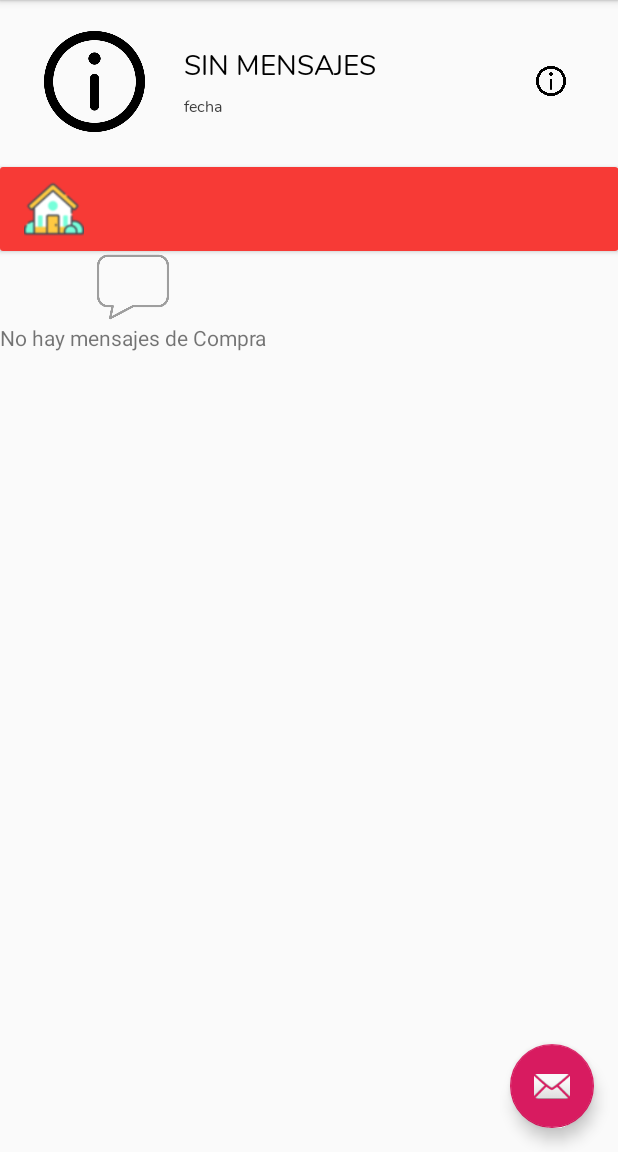
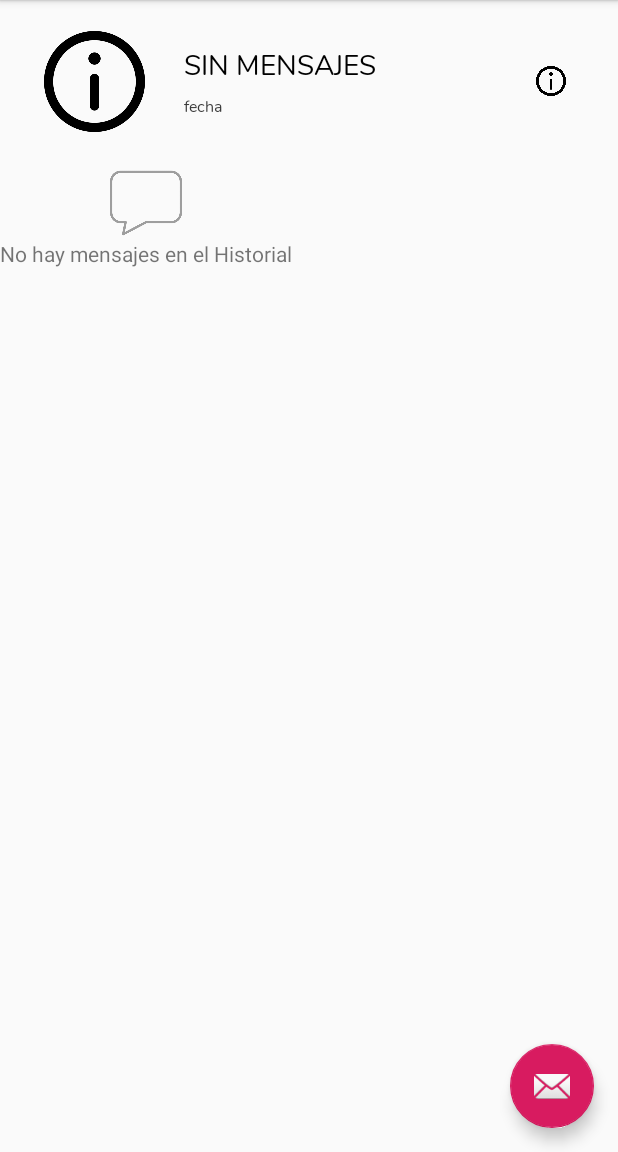
Before and after one commit to bouchef/TuBolsilloApp, an Android app: the fragment FragmentHistorialMensajes placed in its activity, on a phone screen of 412 x 824 dp, the part 84-1236 px from its top. Run offline under Robolectric (Android 15) with nearby library versions, the phone set to English and light mode, and no system bars; our stand-ins replace ButterKnife; libraries missing offline, so code that uses them is left out: dmax.dialog; pictures from the network do not load; 4 statements that could not run were skipped.

Commit message:
V2.1 - fragment historialmensajes

```diff
--- a/app/src/main/java/com/example/bouchef/tubolsillo/FragmentBotoneraInicioPCD.java
+++ b/app/src/main/java/com/example/bouchef/tubolsillo/FragmentBotoneraInicioPCD.java
@@ -107,7 +107,7 @@ public class FragmentBotoneraInicioPCD extends Fragment {
                                                 cargarUltimoMensaje(response.body());
                                             } else {
                                                 if (response.code() != 404) {
-                                                    Alerts.newToastLarge(getContext(), "ERR");
+                                                    Alerts.newToastLarge(view.getContext(), "ERR");
                                                 } else {
                                                     cargarUltimoMensaje(null);
                                                 }
@@ -116,13 +116,13 @@ public class FragmentBotoneraInicioPCD extends Fragment {
 
                                         @Override
                                         public void onFailure(Call<MensajeViewModelResponse> call, Throwable t) {
-                                            Alerts.newToastLarge(getContext(), "ErrErr");
+                                            Alerts.newToastLarge(view.getContext(), "ErrErr");
                                         }
                                     });
 
                                 }else{
                                     if (response.code() != 404) {
-                                        Alerts.newToastLarge(getContext(), "ERR");
+                                        Alerts.newToastLarge(view.getContext(), "ERR");
                                     }
                                     else
                                     {
@@ -134,18 +134,18 @@ public class FragmentBotoneraInicioPCD extends Fragment {
 
                             @Override
                             public void onFailure(Call<CompraViewModelResponse> call, Throwable t) {
-                                Alerts.newToastLarge(getContext(), "Err");
+                                Alerts.newToastLarge(view.getContext(), "Err");
 
                             }
                         });
                     }else{
-                        Alerts.newToastLarge(getContext(), "ERR");
+                        Alerts.newToastLarge(view.getContext(), "ERR");
                     }
                 }
 
                 @Override
                 public void onFailure(Call<UsuarioViewModelResponse> call, Throwable t) {
-                    Alerts.newToastLarge(getContext(), "ErrErr");
+                    Alerts.newToastLarge(view.getContext(), "ErrErr");
                 }
             });
 
@@ -202,7 +202,7 @@ public class FragmentBotoneraInicioPCD extends Fragment {
                                 applicationGlobal.setCompra(response.body());
                             }else{
                                 if (response.code() != 404) {
-                                    Alerts.newToastLarge(getContext(), "ERR");
+                                    Alerts.newToastLarge(view.getContext(), "ERR");
                                 }
                                 else
                                 {
@@ -214,7 +214,7 @@ public class FragmentBotoneraInicioPCD extends Fragment {
 
                         @Override
                         public void onFailure(Call<CompraViewModelResponse> call, Throwable t) {
-                            Alerts.newToastLarge(getContext(), "Err");
+                            Alerts.newToastLarge(view.getContext(), "Err");
 
                         }
                     });
--- a/app/src/main/java/com/example/bouchef/tubolsillo/FragmentHistorialMensajes.java
+++ b/app/src/main/java/com/example/bouchef/tubolsillo/FragmentHistorialMensajes.java
@@ -1,14 +1,55 @@
 package com.example.bouchef.tubolsillo;
 
+import android.app.AlertDialog;
+import android.content.Context;
+import android.os.AsyncTask;
 import android.os.Bundle;
 import android.view.LayoutInflater;
 import android.view.View;
 import android.view.ViewGroup;
+import android.widget.LinearLayout;
 
 import androidx.fragment.app.Fragment;
+import androidx.fragment.app.FragmentActivity;
+import androidx.recyclerview.widget.DefaultItemAnimator;
+import androidx.recyclerview.widget.DividerItemDecoration;
+import androidx.recyclerview.widget.LinearLayoutManager;
+import androidx.recyclerview.widget.RecyclerView;
+
+import com.example.bouchef.tubolsillo.api.APIService;
+import com.example.bouchef.tubolsillo.api.Api;
+import com.example.bouchef.tubolsillo.api.model.MensajeViewModelPOST;
+import com.example.bouchef.tubolsillo.api.model.MensajeViewModelResponse;
+import com.example.bouchef.tubolsillo.generics.Progress;
+import com.example.bouchef.tubolsillo.tests.HistorialMensajesRecyclerViewAdapter;
+import com.example.bouchef.tubolsillo.tests.ItemBasico;
+import com.example.bouchef.tubolsillo.tests.MensajesRecyclerViewAdapter;
+import com.example.bouchef.tubolsillo.utiles.Alerts;
+import com.example.bouchef.tubolsillo.utiles.FechaUtils;
+
+import java.io.IOException;
+import java.util.ArrayList;
+import java.util.List;
+
+import butterknife.BindView;
+import retrofit2.Response;
 
 
-public class FragmentHistorialMensajes extends Fragment {
+public class FragmentHistorialMensajes extends Fragment  implements HistorialMensajesRecyclerViewAdapter.DatoBasicoItemClickListener{
+    private Context mContext = getContext();
+    FragmentActivity activity = (FragmentActivity) mContext;
+
+
+    private APIService api;
+
+    @BindView(R.id.list_mensajes) RecyclerView list;
+    @BindView(R.id.empty_state_container) LinearLayout lista_vacia;
+    RecyclerView recyclerListaMensajes;
+    HistorialMensajesRecyclerViewAdapter adapter;
+    List<ItemBasico> items;
+
+    boolean fragmentTransaction = false;
+    Fragment fragment = null;
 
     public FragmentHistorialMensajes() {
         // Required empty public constructor
@@ -18,6 +59,110 @@ public class FragmentHistorialMensajes extends Fragment {
     public View onCreateView(LayoutInflater inflater, ViewGroup container,
                              Bundle savedInstanceState) {
         // Inflate the layout for this fragment
-        return inflater.inflate(R.layout.activity_historial_tutor, container, false);
+        api = Api.getAPIService(getContext());
+        //cargarLista();
+        // Inflate the layout for this fragment
+        View vista = inflater.inflate(R.layout.activity_historial_tutor, container, false);
+
+        lista_vacia = (LinearLayout) vista.findViewById(R.id.empty_state_container);
+
+        items=new ArrayList<>();
+        recyclerListaMensajes = (RecyclerView) vista.findViewById(R.id.list_mensajes);
+        recyclerListaMensajes.setLayoutManager(new LinearLayoutManager(getContext()));
+
+
+        cargarLista();
+
+        HistorialMensajesRecyclerViewAdapter adapter = new HistorialMensajesRecyclerViewAdapter(getContext(), items);
+
+        recyclerListaMensajes.setAdapter(adapter);
+
+        return  vista;
+    }
+
+    private void cargarLista(){
+
+        MensajeViewModelPOST mensajeViewModelPOST = new MensajeViewModelPOST();
+        mensajeViewModelPOST.setIdUsuario(1);
+        mensajeViewModelPOST.setIdCompra(0);
+        mensajeViewModelPOST.setIdTipoEvento(0);
+        mensajeViewModelPOST.setDescripcion("");
+        mensajeViewModelPOST.setOrdenImportancia(0);
+
+        new AsyncTask<Void, Long, List<ItemBasico>>(){
+            AlertDialog progressDialog;
+
+            @Override
+            protected void onPreExecute() {
+                progressDialog = Progress.getProgressBar(getContext(), "Cargando" );
+                progressDialog.show();
+                //super.onPreExecute();
+            }
+            @Override
+            protected List<ItemBasico> doInBackground(Void... voids) {
+                try {
+                    Response<List<MensajeViewModelResponse>> response ;
+                    //response = api.getMensajesNuevos(58, 1, 4).execute();
+                    response = api.getHistorialMensajes(mensajeViewModelPOST).execute();
+                    if(response.isSuccessful()){
+                        //convertir la lista a otra lista
+
+                        items = new ArrayList<>();
+                        for (MensajeViewModelResponse m: response.body() ) {
+                            ItemBasico i = new ItemBasico();
+                            i.setDescripcion(m.getDescripcion());
+                            i.setFecha(FechaUtils.fromStringToVerbose(m.getFechaAlta()));
+                            items.add(i);
+                        }
+                    }
+                    else
+                        items = null;
+                } catch (IOException e) {
+                    e.printStackTrace();
+                    items = null;
+                }
+                return items;
+            }
+
+
+
+            @Override
+            protected void onPostExecute(List<ItemBasico> proyectos){
+                progressDialog.dismiss();
+                super.onPostExecute(proyectos);
+                if(proyectos!=null) {
+                    populateList(getContext());
+                }
+            }
+        }.execute();
+    }
+
+    private void populateList(Context context){
+
+        LinearLayoutManager linearLayoutManager = new LinearLayoutManager(context);
+        recyclerListaMensajes.setLayoutManager(new LinearLayoutManager(getContext()));
+        HistorialMensajesRecyclerViewAdapter adapter = new HistorialMensajesRecyclerViewAdapter(context, items);
+
+        // oculto segun resultado de la lista
+        if(items.isEmpty()){
+            lista_vacia.setVisibility(View.VISIBLE);
+            recyclerListaMensajes.setVisibility((View.GONE));
+        }else{
+            lista_vacia.setVisibility((View.GONE));
+            recyclerListaMensajes.setVisibility(View.VISIBLE);
+        }
+        adapter.setClickListener(this);
+        recyclerListaMensajes.setAdapter(adapter);
+
+    }
+
+    @Override
+    public void onClickEstrella(View view, int position) {
+        ItemBasico i = items.get(position);
+        Alerts.newToastLarge(mContext, i.getDescripcion());
+
+        i.setClickeado( !i.isClickeado());
+
+        adapter.notifyItemChanged(position);
     }
 }
--- a/app/src/main/java/com/example/bouchef/tubolsillo/tests/UltimaNotificacionFragment.java
+++ b/app/src/main/java/com/example/bouchef/tubolsillo/tests/UltimaNotificacionFragment.java
@@ -1,6 +1,7 @@
 package com.example.bouchef.tubolsillo.tests;
 
 
+import android.content.Context;
 import android.os.Bundle;
 import android.view.LayoutInflater;
 import android.view.View;
@@ -60,6 +61,8 @@ public class UltimaNotificacionFragment extends Fragment {
     @BindView(R.id.fragment_main)
     LinearLayout fragment_main;
 
+    Context mContext;
+
 
     @Override
     public void onCreate(Bundle savedInstanceState) {
@@ -87,6 +90,7 @@ public class UltimaNotificacionFragment extends Fragment {
         ButterKnife.bind(this, view);
 
         api = Api.getAPIService(getContext());
+        mContext = getContext();
 
         loadMensaje();
 
@@ -171,7 +175,7 @@ public class UltimaNotificacionFragment extends Fragment {
             }
 
         }catch (Exception e){
-            Alerts.newToastLarge(getContext(), "Check msg ERRRR");
+            Alerts.newToastLarge(mContext, "Check msg ERRRR");
         }
 
     }
--- a/app/src/main/res/layout/activity_historial_tutor.xml
+++ b/app/src/main/res/layout/activity_historial_tutor.xml
@@ -36,69 +36,6 @@
             <include layout="@layout/toolbar"/>
         </androidx.cardview.widget.CardView>
 
-
-        <!--<LinearLayout
-            android:layout_width="match_parent"
-            android:layout_height="wrap_content"
-            android:layout_marginLeft="29dp"
-            android:layout_marginTop="17dp"
-            android:layout_marginRight="29dp"
-            android:layout_marginBottom="20dp"
-            android:orientation="horizontal">
-
-            &lt;!&ndash;android:background="@drawable/restaurant"/>&ndash;&gt;
-
-            <ImageView
-                android:layout_width="67.3dp"
-                android:layout_height="67.3dp"
-                android:background="@drawable/information" />
-
-            <LinearLayout
-                android:layout_width="0dp"
-                android:layout_height="wrap_content"
-                android:layout_gravity="center"
-                android:layout_marginLeft="26dp"
-                android:layout_weight="1"
-                android:orientation="vertical">
-
-                <TextView
-                    android:id="@+id/descripcion"
-                    android:layout_width="wrap_content"
-                    android:layout_height="wrap_content"
-                    android:text="SIN MENSAJES"
-                    android:textSize="18.7sp"
-                    android:textColor="#000000"
-                    android:fontFamily="@font/nunito_regular"/>
-
-                <TextView
-                    android:id="@+id/fechaAlta"
-                    android:layout_width="wrap_content"
-                    android:layout_height="wrap_content"
-                    android:layout_marginTop="6dp"
-                    android:text="fecha"
-                    android:textColor="#393939"
-                    android:fontFamily="@font/nunito_regular"
-                    android:textSize="10.7sp"/>
-            </LinearLayout>
-
-            <ImageView
-                android:id="@+id/info"
-                android:layout_width="15dp"
-                android:layout_height="15dp"
-                android:layout_gravity="center"
-                android:layout_marginLeft="20dp"
-                android:src="@drawable/information"
-                android:visibility="invisible" />
-
-            <ImageButton
-                android:id="@+id/autorizarButton"
-                android:layout_width="67.3dp"
-                android:layout_height="67.3dp"
-                android:scaleType="fitCenter"
-                android:visibility="invisible"
-                android:src="@drawable/bocadillo" />
-
-        </LinearLayout>-->
         <fragment
             android:id="@+id/fragment"
             android:layout_height="wrap_content"
@@ -106,28 +43,7 @@
             android:name="com.example.bouchef.tubolsillo.tests.UltimaNotificacionFragment"
             tools:layout="@layout/fragment_ultima_notificacion" />
 
-        <!--<androidx.cardview.widget.CardView
-            android:layout_width="match_parent"
-            android:layout_height="wrap_content"
-            android:layout_marginBottom="3dp">
 
-            <TextView
-                android:layout_width="match_parent"
-                android:layout_height="wrap_content"
-                android:background="#F73A36"
-                android:fontFamily="@font/nunito_regular"
-                android:gravity="center"
-                android:padding="13dp"
-                android:text="BANDEJA DE MENSAJES"
-                android:textColor="#FFFFFF"
-                android:textSize="20sp" />
-
-        </androidx.cardview.widget.CardView>-->
-        <androidx.cardview.widget.CardView
-            android:layout_width="match_parent"
-            android:layout_height="wrap_content">
-            <include layout="@layout/toolbar_inferior"/>
-        </androidx.cardview.widget.CardView>
         <LinearLayout
             android:layout_width="match_parent"
             android:layout_height="535dp"
@@ -155,7 +71,7 @@
                     android:layout_width="wrap_content"
                     android:layout_height="wrap_content"
                     android:layout_gravity="center"
-                    android:text="No hay mensajes de Compra"
+                    android:text="No hay mensajes en el Historial"
                     tools:visibility="gone" />
             </LinearLayout>
 
```
